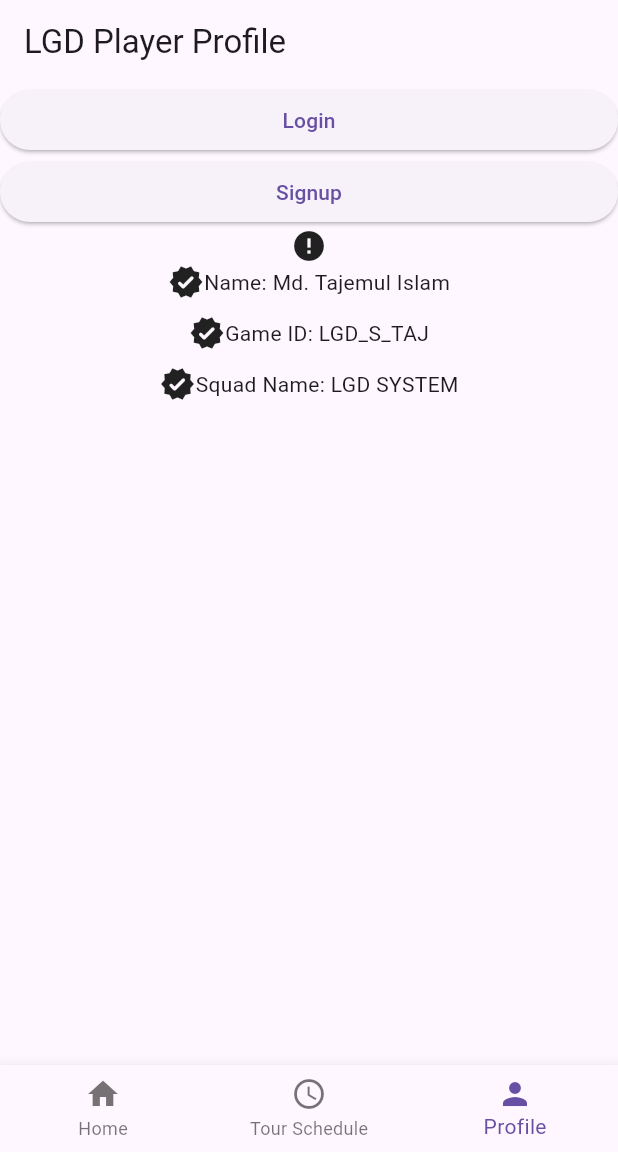
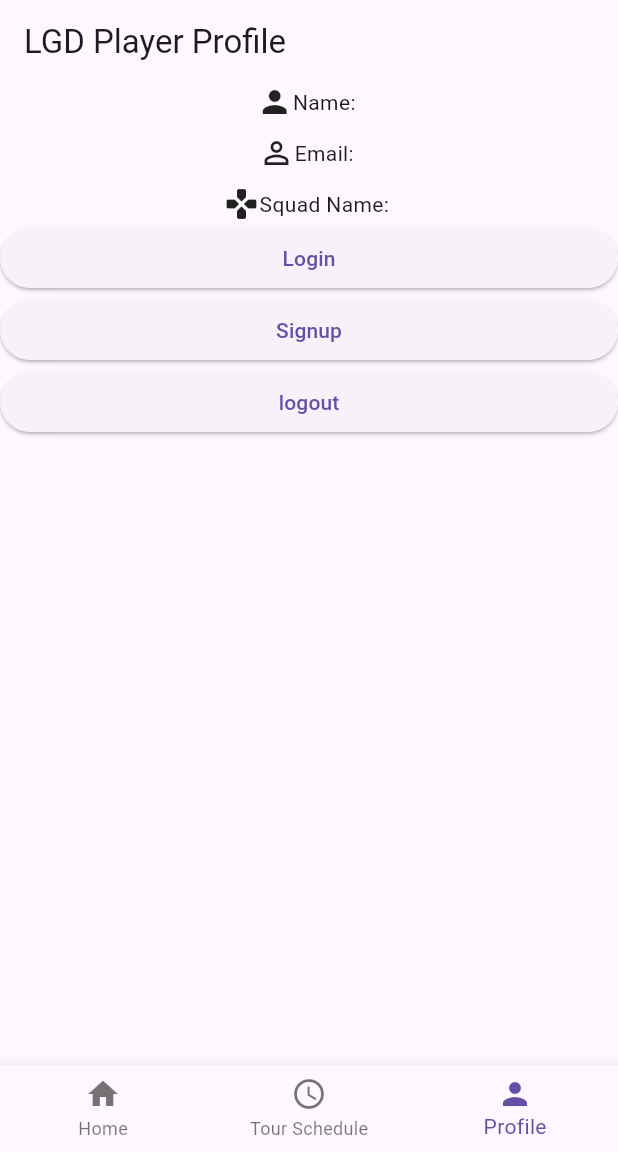
Before and after one commit to TajemulCSE/LGD, a Flutter app: the screen it shows after launch, item 3 of the bottom bar chosen, on a phone screen of 412 x 824 dp, the part 84-1236 px from its top. Run offline on Flutter 3.47's test engine with Material 3 defaults, Android fonts, the phone set to English and light mode, and no system bars; drawn by our look-alikes of cached_network_image; our stand-ins replace cloud_firestore, firebase_auth, firebase_core; accounts and stored records are empty.

Commit message:
Login and logout workingfix

```diff
--- a/lib/profile_login.dart
+++ /dev/null
@@ -1,69 +0,0 @@
-import 'package:flutter/material.dart';
-import 'package:cached_network_image/cached_network_image.dart';
-import 'package:lgd/screens/login/login.dart';
-import 'package:lgd/screens/sign_up/sign_up.dart';
-class ProfileLogin extends StatelessWidget {
-  const ProfileLogin({super.key});
-
-  @override
-  Widget build(BuildContext context) {
-    return Scaffold(
-      appBar: AppBar(
-        title: Text("LGD Player Profile"),
-      ),
-      body: Container(
-        decoration: BoxDecoration(
-          borderRadius: BorderRadius.circular(10),
-        ) ,
-        child: ListView(
-          children: [
-            ElevatedButton(onPressed: (){
-              Navigator.push(context, MaterialPageRoute(builder: (context)=>Login()));
-            }, child: Text("Login"))
-            ,
-            ElevatedButton(onPressed:(){
-              Navigator.push(context, MaterialPageRoute(builder: (context)=>SignUp()));
-            }, child: Text("Signup"))
-            ,
-            CachedNetworkImage(imageUrl:"https://tajemulcse.github.io/images/about-me.png",
-            placeholder: (context, url) => CircularProgressIndicator(),
-            errorWidget: (context, url, error) => Icon(Icons.error),
-            scale: 5,
-             ),
-
-            Row(
-              mainAxisAlignment: MainAxisAlignment.center,
-              children: [
-                Icon(Icons.verified_rounded),Text("Name: Md. Tajemul Islam")
-
-              ],
-
-
-            ),
-            SizedBox(height: 10,),
-            Row(
-                          mainAxisAlignment: MainAxisAlignment.center,
-              children: [
-                Icon(Icons.verified_rounded),Text("Game ID: LGD_S_TAJ")
-
-              ],
-
-            ),
-                        SizedBox(height: 10,),
-            Row(
-                          mainAxisAlignment: MainAxisAlignment.center,
-              children: [
-                Icon(Icons.verified_rounded),Text("Squad Name: LGD SYSTEM")
-
-              ],
-
-            )
-          ],
-        ),
-
-
-      ),
-    );
-  }
-
-}
--- a/lib/providers/auth_provider.dart
+++ b/lib/providers/auth_provider.dart
@@ -2,7 +2,7 @@ import 'package:flutter/material.dart';
 import 'package:firebase_auth/firebase_auth.dart';
 import 'package:cloud_firestore/cloud_firestore.dart';
 
-class AuthProvider with ChangeNotifier {
+class AuthenticationProvider with ChangeNotifier {
   final FirebaseAuth _auth = FirebaseAuth.instance;
   final FirebaseFirestore _firestore = FirebaseFirestore.instance;
 
@@ -15,7 +15,7 @@ class AuthProvider with ChangeNotifier {
   bool get isLoading => _isLoading;
   String? get error => _error;
 
-  AuthProvider() {
+  AuthenticationProvider() {
     _auth.authStateChanges().listen((firebaseUser) {
       _user = firebaseUser;
       notifyListeners();
@@ -35,14 +35,17 @@ class AuthProvider with ChangeNotifier {
     }
 
     try {
-      UserCredential userCredential =
-          await _auth.signInWithEmailAndPassword(email: email, password: password);
+      UserCredential userCredential = await _auth.signInWithEmailAndPassword(
+        email: email,
+        password: password,
+      );
 
       _user = userCredential.user;
 
       // Fetch role from Firestore
       if (_user != null) {
-        DocumentSnapshot doc = await _firestore.collection("users").doc(_user!.uid).get();
+        DocumentSnapshot doc =
+            await _firestore.collection("users").doc(_user!.uid).get();
         String userRole = doc["role"];
 
         _isLoading = false;
--- a/lib/screens/home/home_screen.dart
+++ b/lib/screens/home/home_screen.dart
@@ -1,7 +1,6 @@
 import 'package:flutter/material.dart';
-import 'package:flutter/widgets.dart';
 import 'package:lgd/screens/dev_info/developer_info_screen.dart';
-import 'package:lgd/profile_login.dart';
+import 'package:lgd/user_profile_screen.dart';
 import 'package:lgd/screens/tour_schedule/tournament_schedule_screen.dart';
 
 class HomeScreen extends StatefulWidget {
@@ -89,7 +88,7 @@ class _HomeScreen extends State<HomeScreen> {
               )
               : _selectedIndex == 1
               ? TournamentScheduleScreen()
-              : ProfileLogin(),
+              : UserProfileScreen(),
 
       bottomNavigationBar: BottomNavigationBar(
         currentIndex: _selectedIndex,
--- a/lib/screens/login/login.dart
+++ b/lib/screens/login/login.dart
@@ -41,7 +41,7 @@ class _Login extends State<Login> {
           ),
         ),
         child: SingleChildScrollView(
-          child: Consumer<AuthProvider>(
+          child: Consumer<AuthenticationProvider>(
             builder: (context, auth, child) {
               return Column(
                 children: [
--- a/lib/screens/sign_up/sign_up.dart
+++ b/lib/screens/sign_up/sign_up.dart
@@ -3,7 +3,7 @@ import 'package:firebase_auth/firebase_auth.dart';
 import 'package:flutter/material.dart';
 import 'package:flutter/services.dart';
 import 'package:lgd/screens/login/login.dart';
-import 'package:lgd/profile_login.dart';
+import 'package:lgd/user_profile_screen.dart';
 
 class SignUp extends StatefulWidget {
   const SignUp({super.key});
@@ -67,7 +67,7 @@ class _SignUp extends State<SignUp> {
 
         Navigator.push(
           context,
-          MaterialPageRoute(builder: (context) => ProfileLogin()),
+          MaterialPageRoute(builder: (context) => UserProfileScreen()),
         );
 
         String uid = userCredential.user!.uid;
--- /dev/null
+++ b/lib/user_profile_screen.dart
@@ -0,0 +1,87 @@
+import 'package:firebase_auth/firebase_auth.dart';
+import 'package:flutter/material.dart';
+import 'package:cached_network_image/cached_network_image.dart';
+import 'package:lgd/providers/user_provider.dart';
+import 'package:lgd/screens/login/login.dart';
+import 'package:lgd/screens/sign_up/sign_up.dart';
+import 'package:provider/provider.dart';
+import 'package:lgd/providers/auth_provider.dart';
+
+
+class UserProfileScreen extends StatelessWidget {
+  const UserProfileScreen({super.key});
+
+  @override
+  Widget build(BuildContext context) {
+    return Scaffold(
+      appBar: AppBar(title: Text("LGD Player Profile")),
+      body: Container(
+        decoration: BoxDecoration(borderRadius: BorderRadius.circular(10)),
+        child: Consumer<UserProvider>(
+          builder: (BuildContext context, UserProvider user, Widget? child) {
+            return ListView(
+              children: [
+                Row(
+                  mainAxisAlignment: MainAxisAlignment.center,
+                  children: [
+                    Icon(Icons.person),
+                    Text("Name: "),
+                    Text(user.squadLeaderName),
+                  ],
+                ),
+                SizedBox(height: 10),
+                Row(
+                  mainAxisAlignment: MainAxisAlignment.center,
+                  children: [
+                    Icon(Icons.perm_identity),
+                    Text("Email: "),
+                    Text(user.email),
+                  ],
+                ),
+                SizedBox(height: 10),
+                Row(
+                  mainAxisAlignment: MainAxisAlignment.center,
+                  children: [
+                    Icon(Icons.games_rounded),
+                    Text("Squad Name: "),
+                    Text(user.squad),
+                  ],
+                ),
+                ElevatedButton(
+                  onPressed: () {
+                    Navigator.push(
+                      context,
+                      MaterialPageRoute(builder: (context) => Login()),
+                    );
+                  },
+                  child: Text("Login"),
+                ),
+                ElevatedButton(
+                  onPressed: () {
+                    Navigator.push(
+                      context,
+                      MaterialPageRoute(builder: (context) => SignUp()),
+                    );
+                  },
+                  child: Text("Signup"),
+                ),
+
+                Consumer<AuthenticationProvider>(
+                  builder: (context, auth, child) {
+                    return ElevatedButton(
+                      onPressed: () async {
+                        user.clearUser();
+                        await auth.logout();
+                      },
+                      child: Text("logout"),
+                    );
+                  },
+                ),
+              ],
+            );
+          },
+        ),
+      ),
+    );
+  }
+}
```
Also changed, not shown: lib/main.dart (+14 -12 lines), lib/providers/user_provider.dart (added, +45 -0 lines), lib/screens/dashboard/admin_dashboard.dart (+41 -75 lines).
